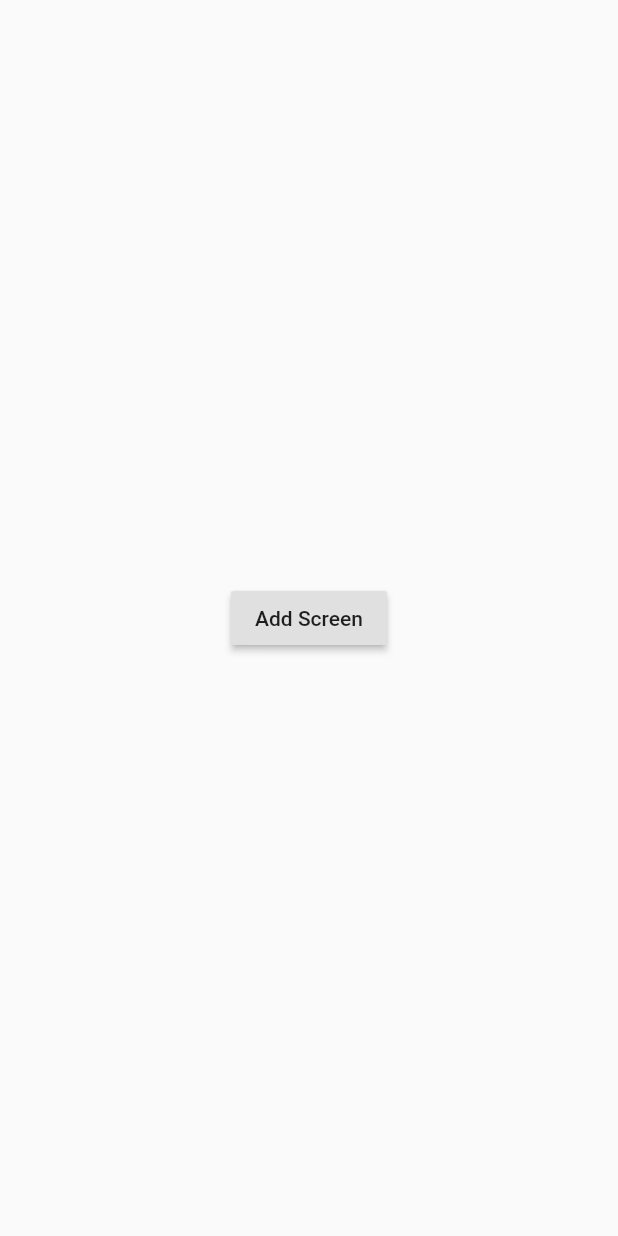
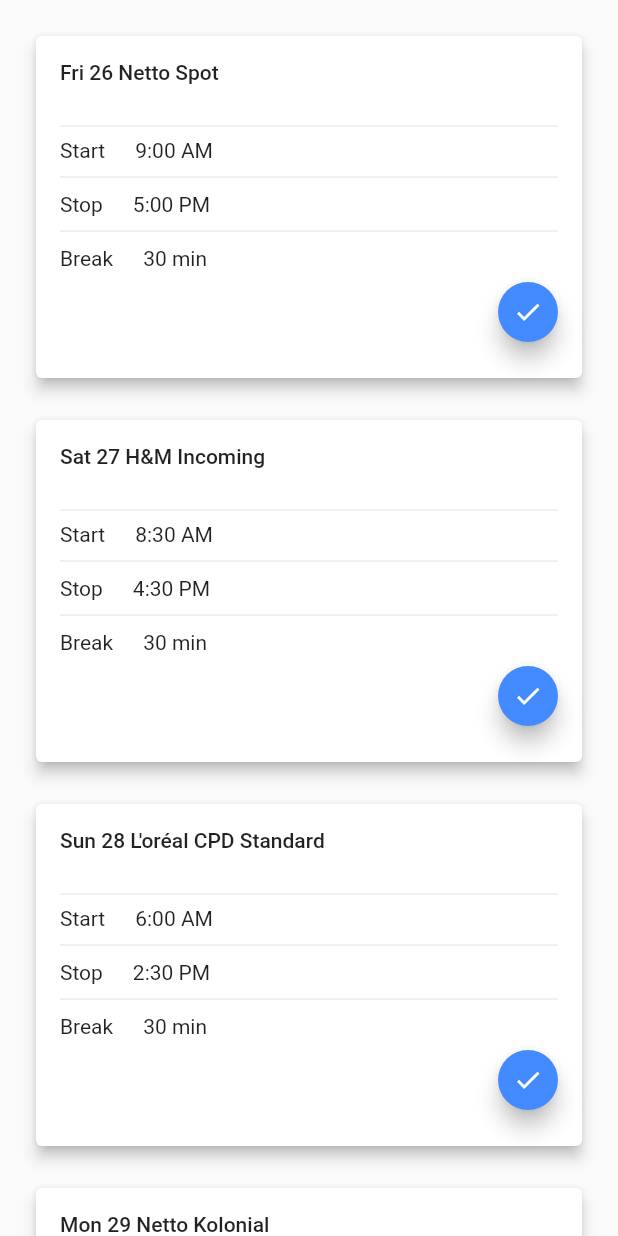
Before and after one commit to effortless-mgmt/ems_app, a Flutter app: the AddScreen screen opened directly, on a phone screen of 412 x 824 dp. Run offline on Flutter 3.47's test engine with Material 2 defaults, Android fonts, the phone set to English and light mode, and no system bars.

Commit message:
Created timereg widged, listview in add_screen

```diff
--- a/lib/src/screens/add_screen.dart
+++ b/lib/src/screens/add_screen.dart
@@ -1,18 +1,44 @@
+import 'package:ems_app/src/widgets/timereg_widget.dart';
 import 'package:flutter/material.dart';
 
-class AddScreen extends StatelessWidget {
-  //Timereg screen
+class AddScreen extends StatefulWidget {
+  State<StatefulWidget> createState() => AddScreenState();
+}
+
+class AddScreenState extends State<AddScreen> {
+  List<TimeReg> _unregHours = <TimeReg>[
+    new TimeReg(
+        date: new DateTime(2018, 10, 26),
+        location: "Netto Spot",
+        start: new TimeOfDay(hour: 09, minute: 00),
+        stop: new TimeOfDay(hour: 17, minute: 00),
+        pause: 30),
+    new TimeReg(
+        date: new DateTime(2018, 10, 27),
+        location: "H&M Incoming",
+        start: new TimeOfDay(hour: 08, minute: 30),
+        stop: new TimeOfDay(hour: 16, minute: 30),
+        pause: 30),
+    new TimeReg(
+        date: new DateTime(2018, 10, 28),
+        location: "L'oréal CPD Standard",
+        start: new TimeOfDay(hour: 06, minute: 00),
+        stop: new TimeOfDay(hour: 14, minute: 30),
+        pause: 30),
+    new TimeReg(
+        date: new DateTime(2018, 10, 29),
+        location: "Netto Kolonial",
+        start: new TimeOfDay(hour: 07, minute: 30),
+        stop: new TimeOfDay(hour: 15, minute: 30),
+        pause: 30)
+  ];
+
   @override
   Widget build(BuildContext context) {
     return Scaffold(
-      body: Center(
-        child: RaisedButton(
-          onPressed: () {
-            //
-          },
-          child: Text('Add Screen'),
-        ),
-      ),
-    );
+        body: new ListView.builder(
+            itemCount: _unregHours.length,
+            itemBuilder: (BuildContext context, int index) =>
+                _unregHours[index]));
   }
 }
--- /dev/null
+++ b/lib/src/widgets/timereg_widget.dart
@@ -0,0 +1,97 @@
+import 'package:flutter/material.dart';
+
+class TimeReg extends StatefulWidget {
+  final DateTime date;
+  final String location;
+  final TimeOfDay start;
+  final TimeOfDay stop;
+  final int pause;
+
+  const TimeReg(
+      {Key key, this.date, this.location, this.start, this.stop, this.pause})
+      : super(key: key);
+  State<StatefulWidget> createState() => _TimeRegState();
+}
+
+class _TimeRegState extends State<TimeReg> {
+  TextStyle _headerStyle =
+      new TextStyle(fontSize: 14.0, fontWeight: FontWeight.w500);
+
+  final List<String> _weekDays = <String>[
+    "Mon",
+    "Tue",
+    "Wed",
+    "Thu",
+    "Fri",
+    "Sat",
+    "Sun"
+  ];
+
+  @override
+  Widget build(BuildContext context) {
+    return Container(
+      margin: new EdgeInsets.only(top: 20.0, left: 20.0, right: 20.0),
+      child: Card(
+        elevation: 4.0,
+        child: Container(
+          margin: new EdgeInsets.symmetric(vertical: 16.0, horizontal: 16.0),
+          child: new Column(
+            crossAxisAlignment: CrossAxisAlignment.center,
+            children: <Widget>[
+              new Row(
+                children: <Widget>[
+                  new Text(
+                      _weekDays[widget.date.weekday - 1] +
+                          " " +
+                          widget.date.day.toString(),
+                      style: _headerStyle),
+                  new Text(" " + widget.location, style: _headerStyle),
+                ],
+              ),
+              new Container(
+                  padding: const EdgeInsets.symmetric(vertical: 10.0)),
+              new Divider(),
+
+              new Row(children: <Widget>[
+                new Text("Start"),
+                new Container(
+                    padding: const EdgeInsets.symmetric(horizontal: 10.0)),
+                new Text(widget.start.format(context)),
+              ]),
+              // new Container(padding: const EdgeInsets.symmetric(vertical: 5.0)),
+              new Divider(height: 20.0),
+
+              new Row(children: <Widget>[
+                new Text("Stop"),
+                new Container(
+                    padding: const EdgeInsets.symmetric(horizontal: 10.0)),
+                new Text(widget.stop.format(context)),
+              ]),
+              new Divider(height: 20.0),
+
+              // new Container(padding: const EdgeInsets.symmetric(vertical: 5.0)),
+              new Row(children: <Widget>[
+                new Text("Break"),
+                new Container(
+                    padding: const EdgeInsets.symmetric(horizontal: 10.0)),
+                new Text(widget.pause.toString() + " min"),
+              ]),
+              new Row(
+                  mainAxisAlignment: MainAxisAlignment.end,
+                  children: <Widget>[
+                    Container(
+                      width: 40.0,
+                      child: new FloatingActionButton(
+                          backgroundColor: Colors.blueAccent,
+                          child: new Icon(Icons.check,
+                              size: 20.0, color: Colors.white),
+                          onPressed: () => debugPrint("Accept")),
+                    )
+                  ])
+            ],
+          ),
+        ),
+      ),
+    );
+  }
+}
```
